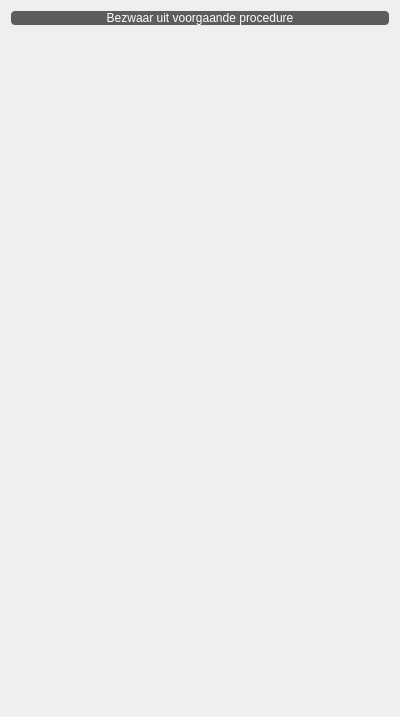
The window that ui_previousobjectioninfodialog.ui (DOV-Vlaanderen/erosiebezwaren) describes before a commit, drawn with Qt 5.
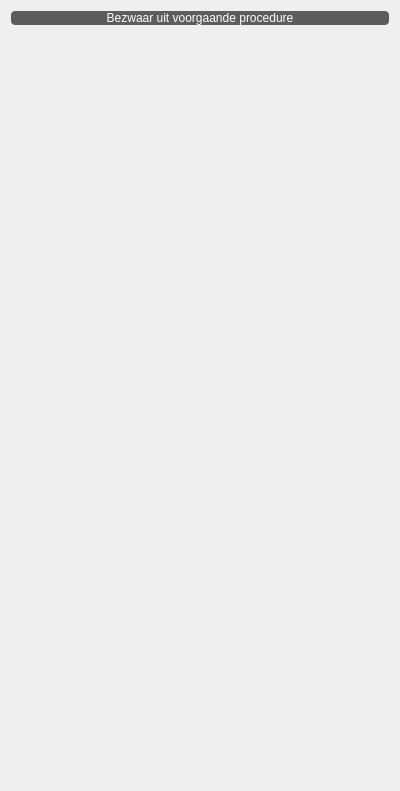
The same window after the commit.

Commit message: Maak bezwaarformulieren en fotos uit vorige procedure beschikbaar.

Patch:
```diff
--- a/ui_previousobjectioninfodialog.ui
+++ b/ui_previousobjectioninfodialog.ui
@@ -7,7 +7,7 @@
     <x>0</x>
     <y>0</y>
     <width>400</width>
-    <height>717</height>
+    <height>791</height>
    </rect>
   </property>
   <property name="windowTitle">
```
Left out of the diff: 17 changed lines with no effect on the pictures. The commit also changes 1 other file.
